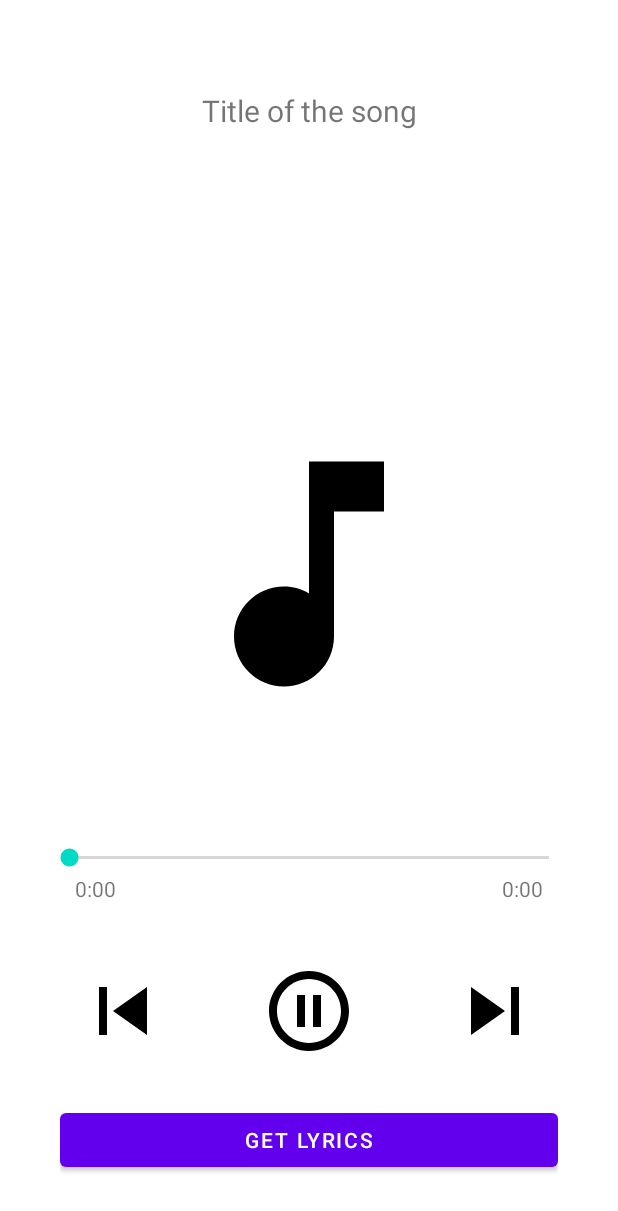
After one commit to hannamkrtchian/Music-Player-App, an Android app: the layout activity_music_player.xml on its own in the app's theme, with its tools: preview values and no code run, on a phone screen of 412 x 824 dp. The commit adds this screen. Shown: the top 1211 px of the screen. Run offline under Robolectric (Android 15) with nearby library versions, the phone set to English and light mode, and no system bars.

Commit message:
new activity music player: first layout done & click listener to start activity

```diff
--- a/app/src/main/AndroidManifest.xml
+++ b/app/src/main/AndroidManifest.xml
@@ -1,9 +1,11 @@
 <?xml version="1.0" encoding="utf-8"?>
 <manifest xmlns:android="http://schemas.android.com/apk/res/android"
     xmlns:tools="http://schemas.android.com/tools">
-    <uses-permission android:name="android.permission.READ_EXTERNAL_STORAGE"
+
+    <uses-permission
+        android:name="android.permission.READ_EXTERNAL_STORAGE"
         android:maxSdkVersion="32" />
-    <uses-permission android:name="android.permission.READ_MEDIA_AUDIO"/>
+    <uses-permission android:name="android.permission.READ_MEDIA_AUDIO" />
 
     <application
         android:allowBackup="true"
@@ -16,6 +18,9 @@
         android:theme="@style/Theme.MusicPlayerApp"
         tools:targetApi="31">
         <activity
+            android:name=".ui.MusicPlayerActivity"
+            android:exported="false" />
+        <activity
             android:name=".MainActivity"
             android:exported="true">
             <intent-filter>
--- a/app/src/main/java/com/example/musicplayerapp/ui/AudioModel.kt
+++ b/app/src/main/java/com/example/musicplayerapp/AudioModel.kt
@@ -1,4 +1,4 @@
-package com.example.musicplayerapp.ui
+package com.example.musicplayerapp
 
 class AudioModel(var path: String, var title: String, var duration: String) {
 
--- a/app/src/main/java/com/example/musicplayerapp/MainActivity.kt
+++ b/app/src/main/java/com/example/musicplayerapp/MainActivity.kt
@@ -15,7 +15,6 @@ import androidx.navigation.ui.setupActionBarWithNavController
 import androidx.navigation.ui.setupWithNavController
 import androidx.recyclerview.widget.RecyclerView
 import com.example.musicplayerapp.databinding.ActivityMainBinding
-import com.example.musicplayerapp.ui.AudioModel
 
 class MainActivity : AppCompatActivity() {
 
--- a/app/src/main/java/com/example/musicplayerapp/ui/MusicListAdapter.kt
+++ b/app/src/main/java/com/example/musicplayerapp/MusicListAdapter.kt
@@ -1,13 +1,14 @@
-package com.example.musicplayerapp.ui
+package com.example.musicplayerapp
 
 import android.content.Context
+import android.content.Intent
 import android.view.LayoutInflater
 import android.view.View
 import android.view.ViewGroup
 import android.widget.ImageView
 import android.widget.TextView
 import androidx.recyclerview.widget.RecyclerView
-import com.example.musicplayerapp.R
+import com.example.musicplayerapp.ui.MusicPlayerActivity
 
 class MusicListAdapter(private val songsList: ArrayList<AudioModel>,
                        private val context: Context
@@ -31,5 +32,17 @@ class MusicListAdapter(private val songsList: ArrayList<AudioModel>,
     override fun onBindViewHolder(holder: ViewHolder, position: Int) {
         val songData: AudioModel = songsList[position]
         holder.titleTextView.text = songData.title
+
+        holder.itemView.setOnClickListener(View.OnClickListener {
+            fun onClick(view: View) {
+                // start other activity and pass songslist
+                MyMediaPlayer.getInstance().reset()
+                MyMediaPlayer.currentIndex = position
+                val intent = Intent(context, MusicPlayerActivity::class.java)
+                intent.putExtra("LIST", songsList)
+                intent.setFlags(Intent.FLAG_ACTIVITY_NEW_TASK)
+                context.startActivity(intent)
+            }
+        })
     }
 }
--- /dev/null
+++ b/app/src/main/java/com/example/musicplayerapp/MyMediaPlayer.kt
@@ -0,0 +1,19 @@
+package com.example.musicplayerapp
+
+import android.media.MediaPlayer
+
+class MyMediaPlayer private constructor() {
+    // static
+    companion object {
+        private var instance: MediaPlayer? = null
+
+        fun getInstance(): MediaPlayer {
+            if (instance == null) {
+                instance = MediaPlayer()
+            }
+            return instance!!
+        }
+
+        var currentIndex: Int = -1
+    }
+}
--- /dev/null
+++ b/app/src/main/java/com/example/musicplayerapp/ui/MusicPlayerActivity.kt
@@ -0,0 +1,27 @@
+package com.example.musicplayerapp.ui
+
+import androidx.appcompat.app.AppCompatActivity
+import android.os.Bundle
+import android.widget.ImageView
+import android.widget.SeekBar
+import android.widget.TextView
+import com.example.musicplayerapp.AudioModel
+import com.example.musicplayerapp.R
+
+class MusicPlayerActivity : AppCompatActivity() {
+
+    // all components in activity
+    val titleTv: TextView = findViewById(R.id.song_title)
+    var currentTimeTv: TextView = findViewById(R.id.current_time)
+    val totalTimeTv: TextView = findViewById(R.id.total_time)
+    val seekBar: SeekBar = findViewById(R.id.seek_bar)
+    val pausePlay: ImageView = findViewById(R.id.pause_play)
+    val nextBtn: ImageView = findViewById(R.id.next)
+    val previousBtn: ImageView = findViewById(R.id.previous)
+    val cover: ImageView = findViewById(R.id.cover_song)
+
+    override fun onCreate(savedInstanceState: Bundle?) {
+        super.onCreate(savedInstanceState)
+        setContentView(R.layout.activity_music_player)
+    }
+}
--- a/app/src/main/java/com/example/musicplayerapp/ui/allSongs/AllSongsFragment.kt
+++ b/app/src/main/java/com/example/musicplayerapp/ui/allSongs/AllSongsFragment.kt
@@ -15,8 +15,8 @@ import androidx.recyclerview.widget.LinearLayoutManager
 import androidx.recyclerview.widget.RecyclerView
 import com.example.musicplayerapp.R
 import com.example.musicplayerapp.databinding.FragmentAllSongsBinding
-import com.example.musicplayerapp.ui.AudioModel
-import com.example.musicplayerapp.ui.MusicListAdapter
+import com.example.musicplayerapp.AudioModel
+import com.example.musicplayerapp.MusicListAdapter
 
 class AllSongsFragment : Fragment() {
 
--- a/app/src/main/java/com/example/musicplayerapp/ui/allSongs/AllSongsViewModel.kt
+++ b/app/src/main/java/com/example/musicplayerapp/ui/allSongs/AllSongsViewModel.kt
@@ -1,11 +1,10 @@
 package com.example.musicplayerapp.ui.allSongs
 
 import android.database.Cursor
-import android.util.Log
 import androidx.lifecycle.LiveData
 import androidx.lifecycle.MutableLiveData
 import androidx.lifecycle.ViewModel
-import com.example.musicplayerapp.ui.AudioModel
+import com.example.musicplayerapp.AudioModel
 import java.io.File
 
 class AllSongsViewModel : ViewModel() {
--- /dev/null
+++ b/app/src/main/res/drawable/baseline_pause_circle_outline_24.xml
@@ -0,0 +1,5 @@
+<vector android:height="64dp" android:tint="#000000"
+    android:viewportHeight="24" android:viewportWidth="24"
+    android:width="64dp" xmlns:android="http://schemas.android.com/apk/res/android">
+    <path android:fillColor="@android:color/white" android:pathData="M9,16h2L11,8L9,8v8zM12,2C6.48,2 2,6.48 2,12s4.48,10 10,10 10,-4.48 10,-10S17.52,2 12,2zM12,20c-4.41,0 -8,-3.59 -8,-8s3.59,-8 8,-8 8,3.59 8,8 -3.59,8 -8,8zM13,16h2L15,8h-2v8z"/>
+</vector>
--- /dev/null
+++ b/app/src/main/res/drawable/baseline_play_circle_outline_24.xml
@@ -0,0 +1,5 @@
+<vector android:height="64dp" android:tint="#000000"
+    android:viewportHeight="24" android:viewportWidth="24"
+    android:width="64dp" xmlns:android="http://schemas.android.com/apk/res/android">
+    <path android:fillColor="@android:color/white" android:pathData="M10,16.5l6,-4.5 -6,-4.5v9zM12,2C6.48,2 2,6.48 2,12s4.48,10 10,10 10,-4.48 10,-10S17.52,2 12,2zM12,20c-4.41,0 -8,-3.59 -8,-8s3.59,-8 8,-8 8,3.59 8,8 -3.59,8 -8,8z"/>
+</vector>
--- /dev/null
+++ b/app/src/main/res/drawable/baseline_skip_next_24.xml
@@ -0,0 +1,5 @@
+<vector android:height="64dp" android:tint="#000000"
+    android:viewportHeight="24" android:viewportWidth="24"
+    android:width="64dp" xmlns:android="http://schemas.android.com/apk/res/android">
+    <path android:fillColor="@android:color/white" android:pathData="M6,18l8.5,-6L6,6v12zM16,6v12h2V6h-2z"/>
+</vector>
--- /dev/null
+++ b/app/src/main/res/drawable/baseline_skip_previous_24.xml
@@ -0,0 +1,5 @@
+<vector android:height="64dp" android:tint="#000000"
+    android:viewportHeight="24" android:viewportWidth="24"
+    android:width="64dp" xmlns:android="http://schemas.android.com/apk/res/android">
+    <path android:fillColor="@android:color/white" android:pathData="M6,6h2v12L6,18zM9.5,12l8.5,6L18,6z"/>
+</vector>
--- /dev/null
+++ b/app/src/main/res/layout/activity_music_player.xml
@@ -0,0 +1,109 @@
+<?xml version="1.0" encoding="utf-8"?>
+<RelativeLayout xmlns:android="http://schemas.android.com/apk/res/android"
+    xmlns:app="http://schemas.android.com/apk/res-auto"
+    xmlns:tools="http://schemas.android.com/tools"
+    android:layout_width="match_parent"
+    android:layout_height="match_parent"
+    android:background="@color/white"
+    tools:context=".ui.MusicPlayerActivity">
+
+    <TextView
+        android:id="@+id/song_title"
+        android:layout_width="match_parent"
+        android:layout_height="wrap_content"
+        android:layout_marginBottom="20dp"
+        android:layout_marginStart="20dp"
+        android:layout_marginEnd="20dp"
+        android:layout_marginTop="40dp"
+        android:ellipsize="marquee"
+        android:padding="20dp"
+        android:singleLine="true"
+        android:text="@string/title_of_the_song"
+        android:textSize="20sp"
+        android:layout_centerHorizontal="true"
+        android:textAlignment="center"/>
+
+    <ImageView
+        android:layout_width="240dp"
+        android:layout_height="240dp"
+        android:id="@+id/cover_song"
+        android:layout_centerHorizontal="true"
+        android:padding="20dp"
+        android:layout_marginBottom="30dp"
+        android:layout_above="@+id/controls"
+        android:src="@drawable/baseline_music_note_24"/>
+
+    <RelativeLayout
+        android:layout_width="match_parent"
+        android:layout_height="wrap_content"
+        android:layout_alignParentBottom="true"
+        android:id="@+id/controls"
+        android:padding="30dp">
+
+        <SeekBar
+            android:layout_width="match_parent"
+            android:layout_height="wrap_content"
+            android:id="@+id/seek_bar" />
+
+
+        <TextView
+            android:layout_width="wrap_content"
+            android:layout_height="wrap_content"
+            android:id="@+id/current_time"
+            android:text="@string/_0_00"
+            android:layout_alignParentStart="true"
+            android:layout_margin="20dp"/>
+
+        <TextView
+            android:layout_width="wrap_content"
+            android:layout_height="wrap_content"
+            android:id="@+id/total_time"
+            android:text="@string/_0_00"
+            android:layout_alignParentEnd="true"
+            android:layout_margin="20dp"/>
+
+        <RelativeLayout
+            android:layout_width="match_parent"
+            android:layout_height="wrap_content"
+            android:layout_below="@+id/total_time"
+            android:padding="20dp"
+            android:id="@+id/play_controls">
+
+            <ImageView
+                android:layout_width="wrap_content"
+                android:layout_height="wrap_content"
+                android:src="@drawable/baseline_skip_previous_24"
+                android:layout_alignParentStart="true"
+                android:id="@+id/previous"/>
+
+            <ImageView
+                android:layout_width="wrap_content"
+                android:layout_height="wrap_content"
+                android:src="@drawable/baseline_skip_next_24"
+                android:layout_alignParentEnd="true"
+                android:id="@+id/next"/>
+
+            <ImageView
+                android:layout_width="wrap_content"
+                android:layout_height="wrap_content"
+                android:src="@drawable/baseline_pause_circle_outline_24"
+                android:layout_centerHorizontal="true"
+                android:id="@+id/pause_play"/>
+
+        </RelativeLayout>
+
+        <RelativeLayout
+            android:layout_width="match_parent"
+            android:layout_height="wrap_content"
+            android:layout_below="@+id/play_controls"
+            android:padding="10dp">
+
+            <Button
+                android:layout_width="match_parent"
+                android:layout_height="wrap_content"
+                android:layout_centerHorizontal="true"
+                android:id="@+id/get_lyrics"
+                android:text="@string/get_lyrics"/>
+        </RelativeLayout>
+    </RelativeLayout>
+</RelativeLayout>
--- a/app/src/main/res/values/strings.xml
+++ b/app/src/main/res/values/strings.xml
@@ -8,4 +8,7 @@
     <string name="all_songs">All songs</string>
     <string name="playlists">Playlists</string>
     <string name="artists">Artists</string>
+    <string name="title_of_the_song">Title of the song</string>
+    <string name="_0_00">0:00</string>
+    <string name="get_lyrics">Get lyrics</string>
 </resources>
```
